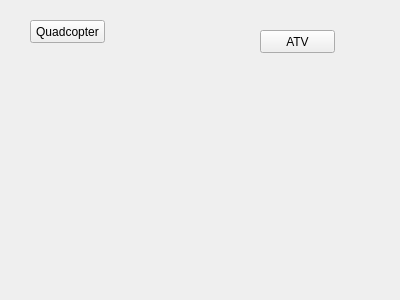
This is GUI/mainwindow.ui in madmilla/THO78-Roborescue as Qt 5 draws it before an edit. The edited form follows.
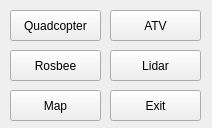
This is the edited form.

```diff
--- a/GUI/mainwindow.ui
+++ b/GUI/mainwindow.ui
@@ -6,8 +6,8 @@
    <rect>
     <x>0</x>
     <y>0</y>
-    <width>400</width>
-    <height>300</height>
+    <width>212</width>
+    <height>128</height>
    </rect>
   </property>
   <property name="windowTitle">
@@ -17,10 +17,10 @@
    <widget class="QPushButton" name="pushButton">
     <property name="geometry">
      <rect>
-      <x>30</x>
-      <y>20</y>
-      <width>75</width>
-      <height>23</height>
+      <x>10</x>
+      <y>10</y>
+      <width>91</width>
+      <height>31</height>
      </rect>
     </property>
     <property name="text">
@@ -30,16 +30,68 @@
    <widget class="QPushButton" name="pushButton_2">
     <property name="geometry">
      <rect>
-      <x>260</x>
-      <y>30</y>
-      <width>75</width>
-      <height>23</height>
+      <x>110</x>
+      <y>10</y>
+      <width>91</width>
+      <height>31</height>
      </rect>
     </property>
     <property name="text">
      <string>ATV</string>
     </property>
    </widget>
+   <widget class="QPushButton" name="RosbeeButton">
+    <property name="geometry">
+     <rect>
+      <x>10</x>
+      <y>50</y>
+      <width>91</width>
+      <height>31</height>
+     </rect>
+    </property>
+    <property name="text">
+     <string>Rosbee</string>
+    </property>
+   </widget>
+   <widget class="QPushButton" name="LidarButton">
+    <property name="geometry">
+     <rect>
+      <x>110</x>
+      <y>50</y>
+      <width>91</width>
+      <height>31</height>
+     </rect>
+    </property>
+    <property name="text">
+     <string>Lidar</string>
+    </property>
+   </widget>
+   <widget class="QPushButton" name="MapButton">
+    <property name="geometry">
+     <rect>
+      <x>10</x>
+      <y>90</y>
+      <width>91</width>
+      <height>31</height>
+     </rect>
+    </property>
+    <property name="text">
+     <string>Map</string>
+    </property>
+   </widget>
+   <widget class="QPushButton" name="ExitButton">
+    <property name="geometry">
+     <rect>
+      <x>110</x>
+      <y>90</y>
+      <width>91</width>
+      <height>31</height>
+     </rect>
+    </property>
+    <property name="text">
+     <string>Exit</string>
+    </property>
+   </widget>
   </widget>
  </widget>
  <layoutdefault spacing="6" margin="11"/>
```
Left out of the diff: 4 changed lines with no effect on the pictures.
